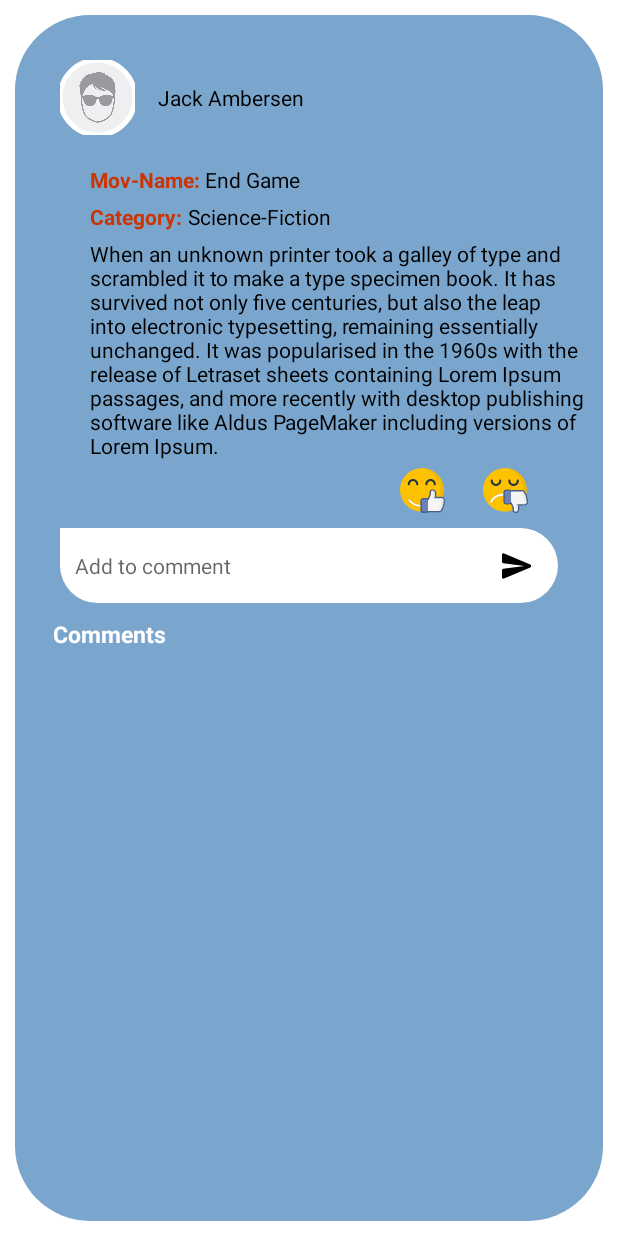
After one commit to mustafaunlu0/MovieApp, an Android app: the fragment CommentFragment shown on its own in the app's theme, on a phone screen of 412 x 824 dp. The commit adds this screen. Run offline under Robolectric (Android 15) with nearby library versions, the phone set to English and light mode, and no system bars.

Commit message:
Comment Design

```diff
--- /dev/null
+++ b/app/src/main/java/com/mustafaunlu/movieapp/ui/fragments/feed/CommentFragment.kt
@@ -0,0 +1,28 @@
+package com.mustafaunlu.movieapp.ui.fragments.feed
+
+import android.os.Bundle
+import androidx.fragment.app.Fragment
+import android.view.LayoutInflater
+import android.view.View
+import android.view.ViewGroup
+import com.mustafaunlu.movieapp.R
+
+
+class CommentFragment : Fragment() {
+
+
+    override fun onCreate(savedInstanceState: Bundle?) {
+        super.onCreate(savedInstanceState)
+
+    }
+
+    override fun onCreateView(
+        inflater: LayoutInflater, container: ViewGroup?,
+        savedInstanceState: Bundle?
+    ): View? {
+        // Inflate the layout for this fragment
+        return inflater.inflate(R.layout.fragment_comment, container, false)
+    }
+
+
+}
--- /dev/null
+++ b/app/src/main/res/drawable/comment_background.xml
@@ -0,0 +1,13 @@
+<?xml version="1.0" encoding="utf-8"?>
+<shape
+    xmlns:android="http://schemas.android.com/apk/res/android" android:shape="rectangle">
+
+    <gradient
+        android:angle="0"
+        android:startColor="@color/white" android:endColor="@color/white" />
+    <corners android:topRightRadius="100dp"
+        android:bottomLeftRadius="100dp"
+        android:bottomRightRadius="100dp"
+        />
+
+</shape>
--- /dev/null
+++ b/app/src/main/res/drawable/ic_round_send_24.xml
@@ -0,0 +1,5 @@
+<vector android:autoMirrored="true" android:height="24dp"
+    android:tint="#000000" android:viewportHeight="24"
+    android:viewportWidth="24" android:width="24dp" xmlns:android="http://schemas.android.com/apk/res/android">
+    <path android:fillColor="@android:color/white" android:pathData="M3.4,20.4l17.45,-7.48c0.81,-0.35 0.81,-1.49 0,-1.84L3.4,3.6c-0.66,-0.29 -1.39,0.2 -1.39,0.91L2,9.12c0,0.5 0.37,0.93 0.87,0.99L17,12 2.87,13.88c-0.5,0.07 -0.87,0.5 -0.87,1l0.01,4.61c0,0.71 0.73,1.2 1.39,0.91z"/>
+</vector>
--- a/app/src/main/res/drawable/post_background.xml
+++ b/app/src/main/res/drawable/post_background.xml
@@ -3,7 +3,7 @@
 
     <gradient
         android:angle="90"
-        android:startColor="@color/appColor"
+        android:startColor="#7AA6CD"
          android:endColor="#7AA6CD"
         />
     <corners android:radius="50dp" />
--- /dev/null
+++ b/app/src/main/res/layout/fragment_comment.xml
@@ -0,0 +1,201 @@
+<?xml version="1.0" encoding="utf-8"?>
+<androidx.constraintlayout.widget.ConstraintLayout xmlns:android="http://schemas.android.com/apk/res/android"
+    xmlns:tools="http://schemas.android.com/tools"
+    android:layout_width="match_parent"
+    android:layout_height="match_parent"
+    xmlns:app="http://schemas.android.com/apk/res-auto"
+    android:background="@drawable/post_background"
+    android:layout_margin="10dp"
+    android:padding="10dp"
+    >
+
+
+
+    <LinearLayout
+        android:id="@+id/imageLayout"
+        android:layout_width="wrap_content"
+        android:layout_height="wrap_content"
+        app:layout_constraintTop_toTopOf="parent"
+        app:layout_constraintStart_toStartOf="parent"
+        android:layout_margin="20dp"
+        >
+        <com.google.android.material.imageview.ShapeableImageView
+            android:id="@+id/profileImageView"
+            android:layout_width="50dp"
+            android:layout_height="50dp"
+            android:background="@color/teal_200"
+            app:shapeAppearanceOverlay="@style/roundedImageViewRounded"
+            app:strokeColor="@color/white"
+            app:strokeWidth="3dp"
+            android:src="@drawable/profile2"
+            android:scaleType="centerCrop"
+            />
+
+    </LinearLayout>
+    <LinearLayout
+        android:layout_width="wrap_content"
+        android:layout_height="wrap_content"
+        app:layout_constraintTop_toTopOf="@id/imageLayout"
+        app:layout_constraintStart_toEndOf="@id/imageLayout"
+        android:orientation="vertical"
+        android:layout_marginStart="5dp"
+        android:layout_marginTop="15dp"
+        >
+        <TextView
+            android:id="@+id/usernameTextView"
+            android:layout_width="wrap_content"
+            android:layout_height="wrap_content"
+            android:text="Jack Ambersen"
+            android:paddingStart="10dp"
+            android:paddingEnd="10dp"
+            android:textColor="@color/black"
+            />
+
+    </LinearLayout>
+    <LinearLayout
+        android:id="@id/postLayout"
+        android:layout_width="wrap_content"
+        android:layout_height="wrap_content"
+        android:orientation="vertical"
+        app:layout_constraintTop_toBottomOf="@id/imageLayout"
+        app:layout_constraintStart_toStartOf="parent"
+        android:layout_margin="20dp"
+        >
+        <LinearLayout
+            android:layout_width="wrap_content"
+            android:layout_height="wrap_content"
+            android:orientation="horizontal"
+            android:layout_marginStart="20dp"
+            >
+            <TextView
+                android:layout_width="wrap_content"
+                android:layout_height="wrap_content"
+                android:text="Mov-Name: "
+                android:textStyle="bold"
+                android:textColor="#CC3404"/>
+            <TextView
+                android:id="@+id/movieNameTextView"
+                android:layout_width="wrap_content"
+                android:layout_height="wrap_content"
+                android:text="End Game "
+                android:textColor="@color/black"/>
+
+        </LinearLayout>
+        <LinearLayout
+            android:layout_width="match_parent"
+            android:layout_height="match_parent"
+            android:orientation="horizontal"
+            android:layout_marginTop="5dp"
+            android:layout_marginStart="20dp"
+
+            >
+            <TextView
+                android:layout_width="wrap_content"
+                android:layout_height="wrap_content"
+                android:text="Category: "
+                android:textStyle="bold"
+                android:textColor="#CC3404"/>
+            <TextView
+                android:id="@+id/categoryTextView"
+                android:layout_width="wrap_content"
+                android:layout_height="wrap_content"
+                android:text="Science-Fiction"
+                android:textColor="@color/black"/>
+
+        </LinearLayout>
+        <LinearLayout
+            android:layout_width="wrap_content"
+            android:layout_height="wrap_content"
+            android:orientation="horizontal"
+            android:layout_marginTop="5dp"
+            android:layout_marginStart="20dp"
+            android:layout_marginEnd="20dp"
+            >
+
+            <TextView
+                android:id="@+id/postedTextView"
+                android:layout_width="match_parent"
+                android:layout_height="wrap_content"
+                android:text="@string/LoremIpsum"
+                android:textColor="@color/black"/>
+
+        </LinearLayout>
+    </LinearLayout>
+    <LinearLayout
+        android:id="@+id/likeLayout"
+        android:layout_width="wrap_content"
+        android:layout_height="wrap_content"
+        app:layout_constraintTop_toBottomOf="@id/postLayout"
+        app:layout_constraintEnd_toEndOf="parent"
+        >
+        <LinearLayout
+            android:layout_width="wrap_content"
+            android:layout_height="wrap_content"
+            android:orientation="horizontal"
+            android:layout_marginTop="5dp"
+            android:layout_marginStart="20dp"
+            android:layout_marginEnd="20dp"
+            >
+
+            <ImageView
+                android:layout_width="wrap_content"
+                android:layout_height="wrap_content"
+                android:src="@drawable/ic_like"
+                android:layout_marginLeft="25dp"/>
+            <ImageView
+                android:layout_width="wrap_content"
+                android:layout_height="wrap_content"
+                android:src="@drawable/ic_dislike"
+                android:layout_marginLeft="25dp"
+                android:layout_marginRight="20dp"
+                />
+
+        </LinearLayout>
+
+    </LinearLayout>
+    <EditText
+        android:id="@+id/commentEditText"
+        android:layout_width="match_parent"
+        android:layout_height="50dp"
+        android:background="@drawable/comment_background"
+        android:layout_marginTop="10dp"
+        android:layout_marginStart="20dp"
+        android:layout_marginEnd="20dp"
+        app:layout_constraintTop_toBottomOf="@+id/likeLayout"
+        app:layout_constraintStart_toStartOf="parent"
+        android:textColor="@color/black"
+        android:hint="Add to comment"
+        android:textSize="14sp"
+        android:padding="10dp"
+
+        />
+    <ImageView
+        android:id="@+id/sendButton"
+        android:layout_width="wrap_content"
+        android:layout_height="wrap_content"
+        app:layout_constraintTop_toTopOf="@id/commentEditText"
+        app:layout_constraintEnd_toEndOf="@id/commentEditText"
+        app:layout_constraintBottom_toBottomOf="@id/commentEditText"
+        android:layout_marginEnd="15dp"
+        android:src="@drawable/ic_round_send_24"/>
+    <TextView
+        android:id="@+id/commentsTextView"
+        android:layout_width="match_parent"
+        android:layout_height="wrap_content"
+        android:text="Comments"
+        android:textSize="15sp"
+        android:layout_marginTop="10dp"
+        android:textStyle="bold"
+        android:textColor="@color/white"
+        android:layout_marginStart="15dp"
+        app:layout_constraintTop_toBottomOf="@+id/commentEditText"
+        />
+    <androidx.recyclerview.widget.RecyclerView
+        android:layout_width="match_parent"
+        android:layout_height="0dp"
+        app:layout_constraintTop_toBottomOf="@+id/commentsTextView"
+        app:layout_constraintStart_toStartOf="parent"
+        app:layout_constraintEnd_toEndOf="parent"
+        app:layout_constraintBottom_toBottomOf="parent"
+        android:padding="20dp"/>
+</androidx.constraintlayout.widget.ConstraintLayout>
--- a/app/src/main/res/values/strings.xml
+++ b/app/src/main/res/values/strings.xml
@@ -2,5 +2,5 @@
     <string name="app_name">MovieApp</string>
     <!-- TODO: Remove or change this placeholder text -->
     <string name="hello_blank_fragment">Hello blank fragment</string>
-    <string name="LoremIpsum">Lorem Ipsum is simply dummy text of the printing and typesetting industry. Lorem Ipsum has been the industry\'s standard dummy text ever since the 1500s, when an unknown printer took a galley of type and scrambled it to make a type specimen book. It has survived not only five centuries, but also the leap into electronic typesetting, remaining essentially unchanged. It was popularised in the 1960s with the release of Letraset sheets containing Lorem Ipsum passages, and more recently with desktop publishing software like Aldus PageMaker including versions of Lorem Ipsum.</string>
+    <string name="LoremIpsum">When an unknown printer took a galley of type and scrambled it to make a type specimen book. It has survived not only five centuries, but also the leap into electronic typesetting, remaining essentially unchanged. It was popularised in the 1960s with the release of Letraset sheets containing Lorem Ipsum passages, and more recently with desktop publishing software like Aldus PageMaker including versions of Lorem Ipsum.</string>
 </resources>
```
Also changed, not shown: app/src/main/java/com/mustafaunlu/movieapp/ui/fragments/login/LoginFragment.kt (+1 -12 lines), app/src/main/res/layout/comment_row.xml (added, +114 -0 lines).
